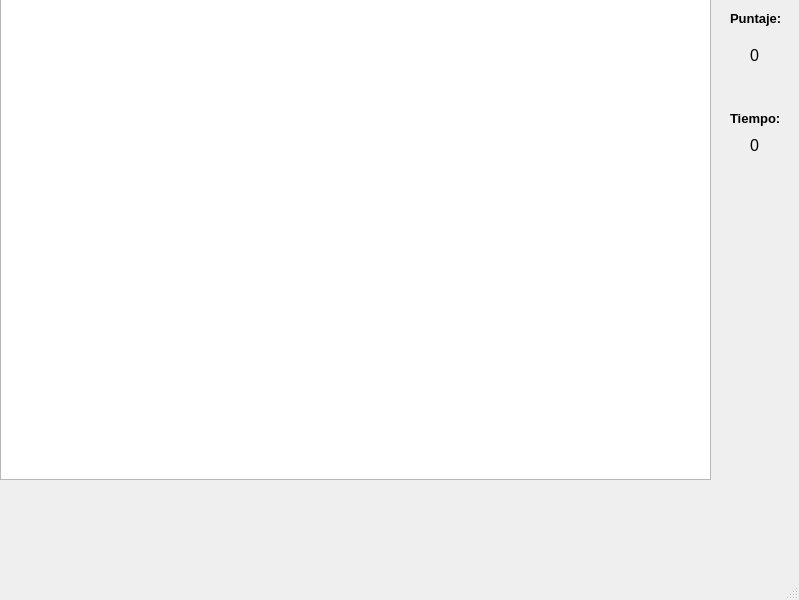
Qt form Practica_5/P5/mainwindow.ui (jupazago/Curso_2020_1) before a commit.
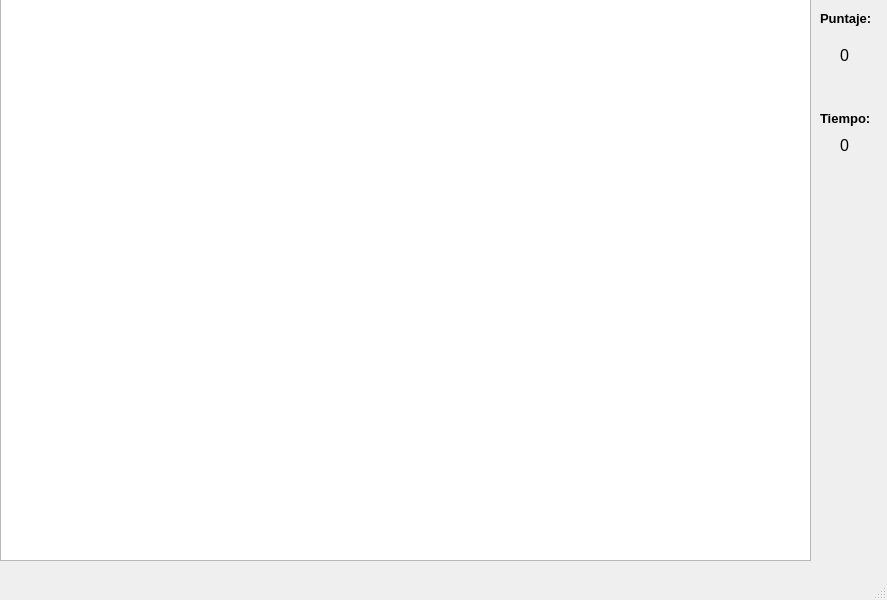
The same form after that commit.

Patch:
```diff
--- a/Practica_5/P5/mainwindow.ui
+++ b/Practica_5/P5/mainwindow.ui
@@ -6,7 +6,7 @@
    <rect>
     <x>0</x>
     <y>0</y>
-    <width>799</width>
+    <width>887</width>
     <height>600</height>
    </rect>
   </property>
@@ -17,7 +17,7 @@
    <widget class="QLabel" name="lblReloj">
     <property name="geometry">
      <rect>
-      <x>750</x>
+      <x>840</x>
       <y>130</y>
       <width>31</width>
       <height>31</height>
@@ -36,7 +36,7 @@
    <widget class="QLabel" name="label_2">
     <property name="geometry">
      <rect>
-      <x>730</x>
+      <x>820</x>
       <y>110</y>
       <width>61</width>
       <height>16</height>
@@ -62,7 +62,7 @@
    <widget class="QLabel" name="lblPuntaje">
     <property name="geometry">
      <rect>
-      <x>750</x>
+      <x>840</x>
       <y>40</y>
       <width>31</width>
       <height>31</height>
@@ -81,7 +81,7 @@
    <widget class="QLabel" name="label">
     <property name="geometry">
      <rect>
-      <x>730</x>
+      <x>820</x>
       <y>10</y>
       <width>61</width>
       <height>16</height>
@@ -109,8 +109,8 @@
      <rect>
       <x>0</x>
       <y>-20</y>
-      <width>711</width>
-      <height>500</height>
+      <width>811</width>
+      <height>581</height>
      </rect>
     </property>
    </widget>
```
Left out of the diff: 2 changed lines with no effect on the pictures.
